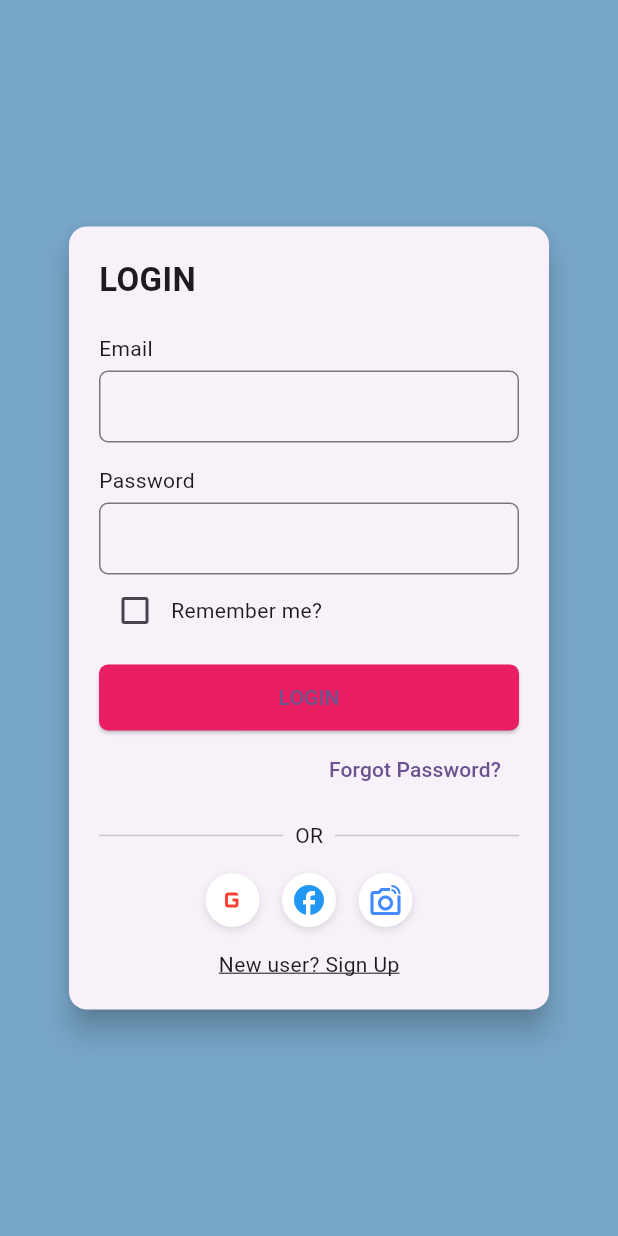
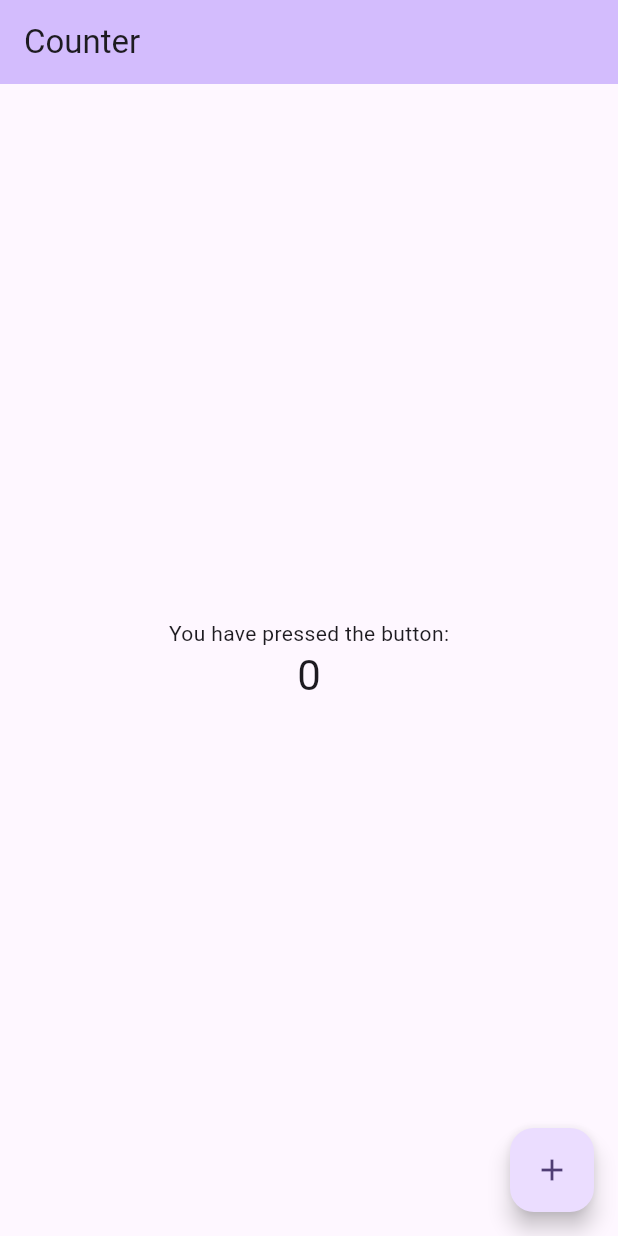
Before and after one commit to Amaan778/loginpage, a Flutter app: the screen it shows after launch, on a phone screen of 412 x 824 dp. Run offline on Flutter 3.47's test engine with Material 3 defaults, Android fonts, the phone set to English and light mode, and no system bars; our stand-ins replace shared_preferences.

```diff
--- a/lib/loginpagehw.dart
+++ b/lib/loginpagehw.dart
@@ -8,7 +8,7 @@ class loginpagehw extends StatefulWidget {
 }
 
 class _loginpagehwState extends State<loginpagehw> {
-  final GlobalKey<FormState> formKey = GlobalKey<FormState>();
+  GlobalKey<FormState> formKey = GlobalKey<FormState>();
 
   TextEditingController emailController = TextEditingController();
   TextEditingController passwordController = TextEditingController();
--- a/lib/main.dart
+++ b/lib/main.dart
@@ -2,6 +2,7 @@ import 'package:flutter/material.dart';
 import 'package:flutter_application_1/loginpage.dart';
 import 'package:flutter_application_1/loginpagehw.dart';
 import 'package:flutter_application_1/logintwo.dart';
+import 'package:flutter_application_1/sharedfile.dart';
 
 void main() {
   runApp(const MyApp());
@@ -14,41 +15,17 @@ class MyApp extends StatelessWidget {
   @override
   Widget build(BuildContext context) {
     return MaterialApp(
-      title: 'Flutter Demo',
+      title: "flutter counter",
       theme: ThemeData(
-        // This is the theme of your application.
-        //
-        // TRY THIS: Try running your application with "flutter run". You'll see
-        // the application has a purple toolbar. Then, without quitting the app,
-        // try changing the seedColor in the colorScheme below to Colors.green
-        // and then invoke "hot reload" (save your changes or press the "hot
-        // reload" button in a Flutter-supported IDE, or press "r" if you used
-        // the command line to start the app).
-        //
-        // Notice that the counter didn't reset back to zero; the application
-        // state is not lost during the reload. To reset the state, use hot
-        // restart instead.
-        //
-        // This works for code too, not just values: Most code changes can be
-        // tested with just a hot reload.
         colorScheme: ColorScheme.fromSeed(seedColor: Colors.deepPurple),
       ),
-      home: const loginpagehw(),
+      home: sharedfile(title: "Counter"),
     );
   }
 }
 
 class MyHomePage extends StatefulWidget {
   const MyHomePage({super.key, required this.title});
-
-  // This widget is the home page of your application. It is stateful, meaning
-  // that it has a State object (defined below) that contains fields that affect
-  // how it looks.
-
-  // This class is the configuration for the state. It holds the values (in this
-  // case the title) provided by the parent (in this case the App widget) and
-  // used by the build method of the State. Fields in a Widget subclass are
-  // always marked "final".
 
   final String title;
 
@@ -61,50 +38,19 @@ class _MyHomePageState extends State<MyHomePage> {
 
   void _incrementCounter() {
     setState(() {
-      // This call to setState tells the Flutter framework that something has
-      // changed in this State, which causes it to rerun the build method below
-      // so that the display can reflect the updated values. If we changed
-      // _counter without calling setState(), then the build method would not be
-      // called again, and so nothing would appear to happen.
       _counter++;
     });
   }
 
   @override
   Widget build(BuildContext context) {
-    // This method is rerun every time setState is called, for instance as done
-    // by the _incrementCounter method above.
-    //
-    // The Flutter framework has been optimized to make rerunning build methods
-    // fast, so that you can just rebuild anything that needs updating rather
-    // than having to individually change instances of widgets.
     return Scaffold(
       appBar: AppBar(
-        // TRY THIS: Try changing the color here to a specific color (to
-        // Colors.amber, perhaps?) and trigger a hot reload to see the AppBar
-        // change color while the other colors stay the same.
         backgroundColor: Theme.of(context).colorScheme.inversePrimary,
-        // Here we take the value from the MyHomePage object that was created by
-        // the App.build method, and use it to set our appbar title.
         title: Text(widget.title),
       ),
       body: Center(
-        // Center is a layout widget. It takes a single child and positions it
-        // in the middle of the parent.
         child: Column(
-          // Column is also a layout widget. It takes a list of children and
-          // arranges them vertically. By default, it sizes itself to fit its
-          // children horizontally, and tries to be as tall as its parent.
-          //
-          // Column has various properties to control how it sizes itself and
-          // how it positions its children. Here we use mainAxisAlignment to
-          // center the children vertically; the main axis here is the vertical
-          // axis because Columns are vertical (the cross axis would be
-          // horizontal).
-          //
-          // TRY THIS: Invoke "debug painting" (choose the "Toggle Debug Paint"
-          // action in the IDE, or press "p" in the console), to see the
-          // wireframe for each widget.
           mainAxisAlignment: MainAxisAlignment.center,
           children: <Widget>[
             const Text('You have pushed the button this many times:'),
@@ -119,7 +65,7 @@ class _MyHomePageState extends State<MyHomePage> {
         onPressed: _incrementCounter,
         tooltip: 'Increment',
         child: const Icon(Icons.add),
-      ), // This trailing comma makes auto-formatting nicer for build methods.
+      ),
     );
   }
 }
--- /dev/null
+++ b/lib/sharedfile.dart
@@ -0,0 +1,70 @@
+import 'package:flutter/material.dart';
+import 'package:shared_preferences/shared_preferences.dart';
+
+class sharedfile extends StatefulWidget {
+  const sharedfile({super.key, required this.title});
+
+  final String title;
+
+  @override
+  State<sharedfile> createState() => _sharedfileState();
+}
+
+class _sharedfileState extends State<sharedfile> {
+  int _counter = 0;
+
+  @override
+  void initState() {
+    // TODO: implement initState
+    readData();
+    super.initState();
+  }
+
+  void _incrementCounter() {
+    setState(() {
+      _counter++;
+      writedata();
+    });
+  }
+
+  writedata() async {
+    final SharedPreferences prefs = await SharedPreferences.getInstance();
+    await prefs.setInt("counter", _counter);
+    setState(() {});
+  }
+
+  readData() async {
+    final SharedPreferences prefs = await SharedPreferences.getInstance();
+  _counter=   prefs.getInt("counter") ?? 0;
+  setState(() {
+
+  });
+  }
+
+  @override
+  Widget build(BuildContext context) {
+    return Scaffold(
+      appBar: AppBar(
+        backgroundColor: Theme.of(context).colorScheme.inversePrimary,
+        title: Text(widget.title),
+      ),
+      body: Center(
+        child: Column(
+          mainAxisAlignment: MainAxisAlignment.center,
+          children: <Widget>[
+            const Text('You have pressed the button:'),
+            Text(
+              '$_counter',
+              style: Theme.of(context).textTheme.headlineMedium,
+            ),
+          ],
+        ),
+      ),
+      floatingActionButton: FloatingActionButton(
+        onPressed: _incrementCounter,
+        tooltip: 'Increment',
+        child: const Icon(Icons.add),
+      ), // This trailing comma makes auto-formatting nicer for build methods.
+    );
+  }
+}
--- a/pubspec.yaml
+++ b/pubspec.yaml
@@ -34,6 +34,7 @@ dependencies:
   # The following adds the Cupertino Icons font to your application.
   # Use with the CupertinoIcons class for iOS style icons.
   cupertino_icons: ^1.0.8
+  shared_preferences: ^2.5.4
 
 dev_dependencies:
   flutter_test:
```
Also changed, not shown: lib/splash.dart (added, +39 -0 lines), pubspec.lock, 1 other file.
